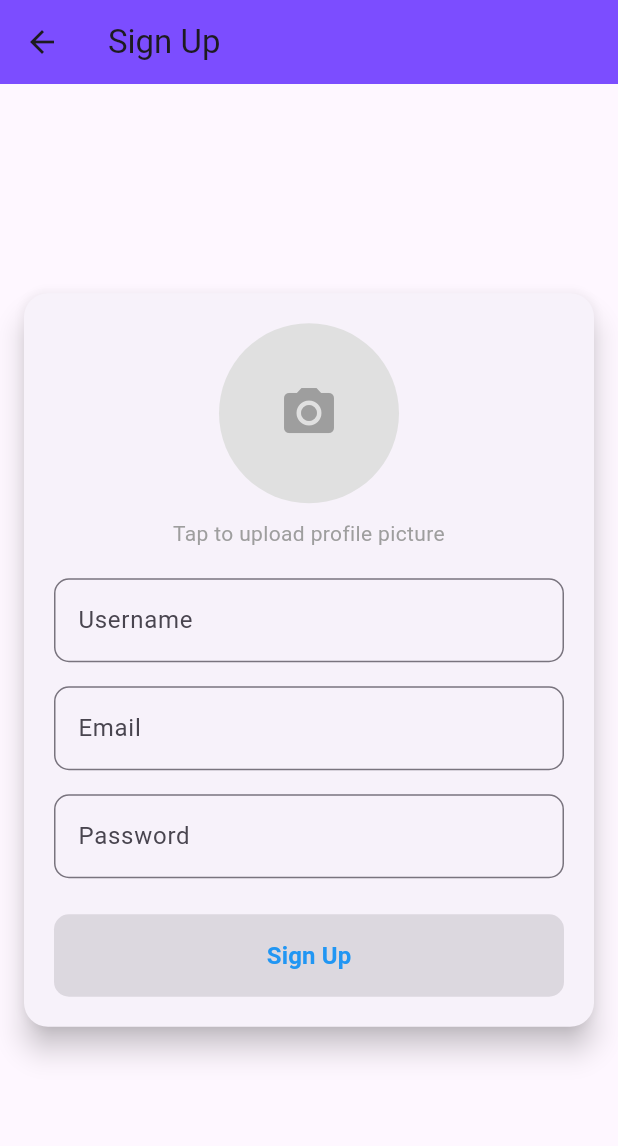
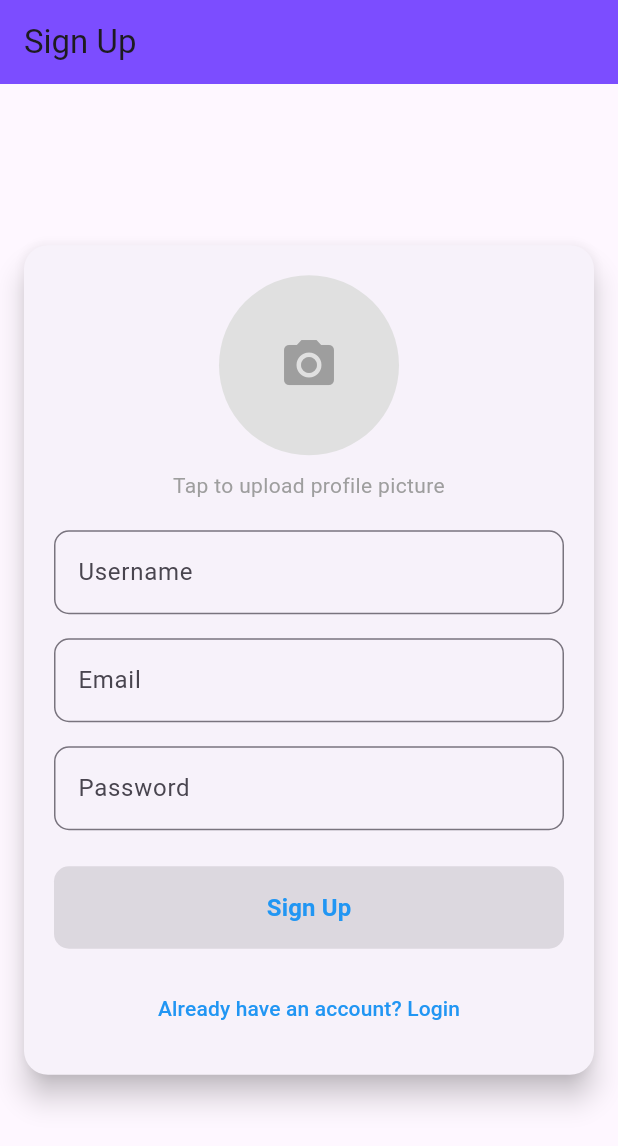
Before and after one commit to billthecoder046/disputeresolverai, a Flutter app: the SignUpScreen screen opened directly, on a phone screen of 412 x 824 dp. Shown: the top 1146 px of the screen. Run offline on Flutter 3.47's test engine with Material 3 defaults, Android fonts, the light colour scheme and no system bars; our stand-ins replace cloud_firestore, firebase_auth, firebase_core, firebase_storage, gap, get and 1 more; missing offline and left inert: dart:js_interop, image_picker_web; accounts and stored records are empty; statements that could not run were skipped.

Commit message:
Add Login Page.♨️

```diff
--- a/lib/main.dart
+++ b/lib/main.dart
@@ -1,5 +1,4 @@
 import 'package:disputeresolverai/screens/login_screen/sign_up_screen.dart';
-import 'package:disputeresolverai/services/auth_service.dart';
 import 'package:firebase_core/firebase_core.dart';
 import 'package:flutter/material.dart';
 import 'package:get/get.dart';
@@ -31,7 +30,7 @@ class MyRootWidget extends StatelessWidget {
         const Breakpoint(start: 1921, end: double.infinity, name: '4K'),
       ],
     ),
-      home:const AuthWrapper(),
+      home:SignUpScreen(),
     );
   }
 }
--- a/lib/screens/login_screen/sign_up_screeen_logic.dart
+++ b/lib/screens/signup_screen/sign_up_screeen_logic.dart
@@ -56,4 +56,5 @@ class SignUp_screeenLogic extends GetxController {
     }
   }
 
+
 }
--- a/lib/screens/login_screen/sign_up_screen.dart
+++ b/lib/screens/signup_screen/sign_up_screen.dart
@@ -5,6 +5,7 @@ import 'package:gap/gap.dart';
 import 'package:get/get.dart';
 import 'package:image_picker_web/image_picker_web.dart';
 
+import '../../login_screen/view.dart';
 import 'sign_up_screeen_logic.dart';
 
 class SignUpScreen extends StatefulWidget {
@@ -171,6 +172,16 @@ class _SignUpScreenState extends State<SignUpScreen>
                       ),
                     ),
                   ),
+                  const Gap(16),
+                  TextButton(
+                    onPressed: () {
+                      _navigateToLogin();
+                    },
+                    child: const Text(
+                      "Already have an account? Login",
+                      style: TextStyle(color: Colors.blue),
+                    ),
+                  ),
                 ],
               ),
             ),
@@ -194,4 +205,8 @@ class _SignUpScreenState extends State<SignUpScreen>
       return null;
     }
   }
+
+  void _navigateToLogin() {
+    Get.to(() => Login_screenPage()); // Navigate to the Login screen.
+  }
 }
```
Also changed, not shown: pubspec.lock.
